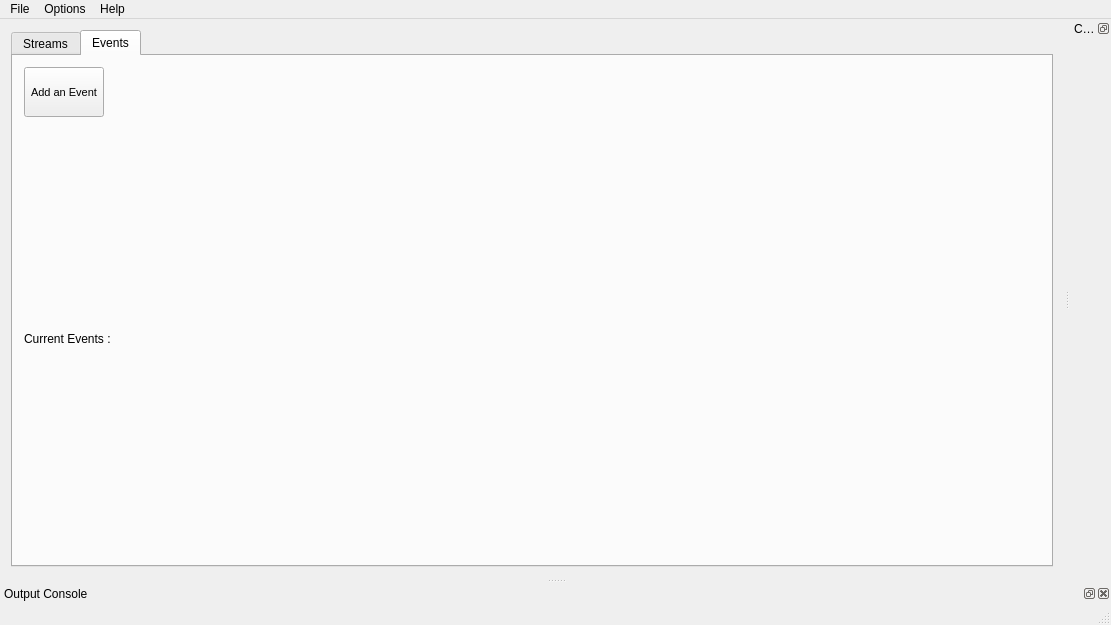
This is src/GStreamUi.ui in Globidev/GlobiStream as Qt 5 draws it before an edit. The edited form follows.
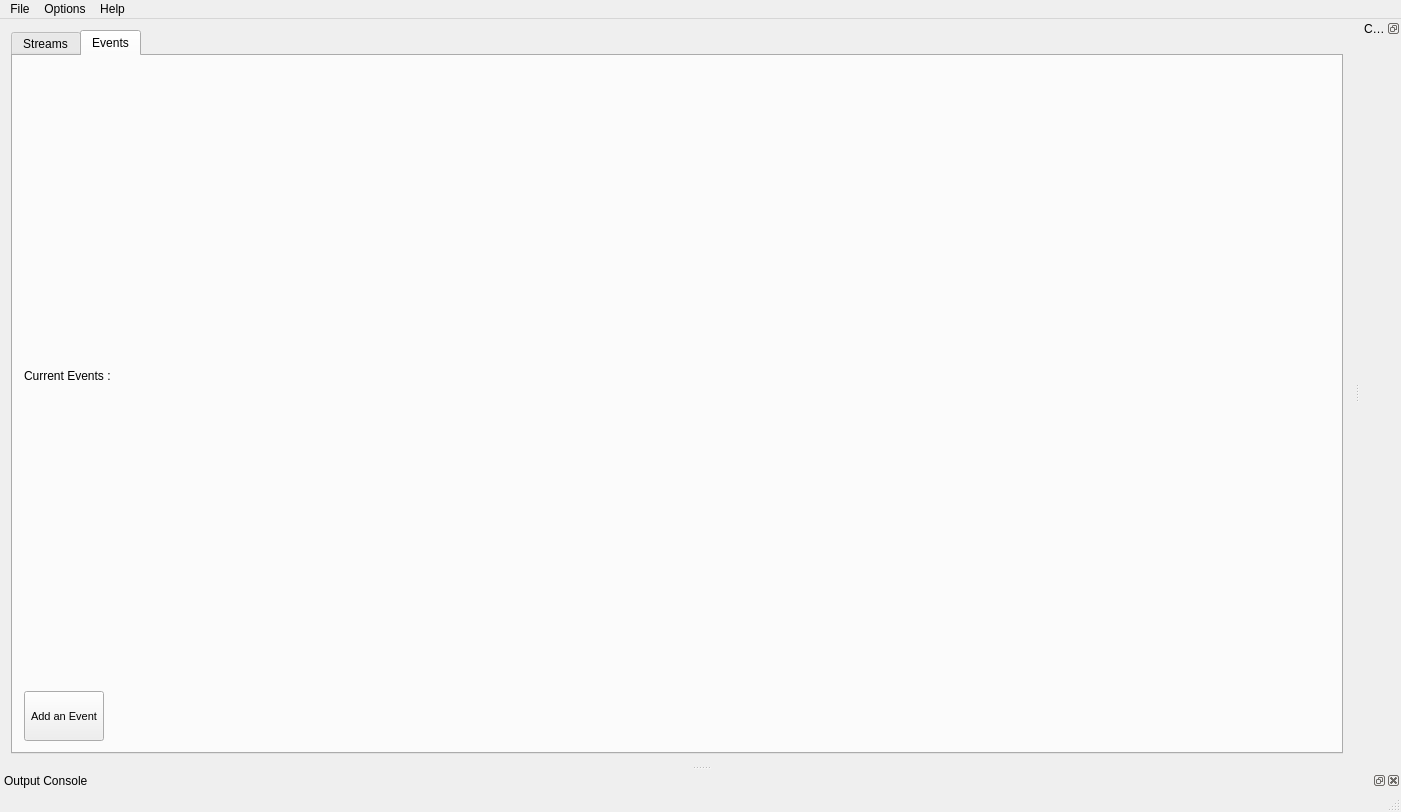
This is the edited form. The open tabs and pages were chosen to show the change.

What changed in the file:
```diff
--- a/src/GStreamUi.ui
+++ b/src/GStreamUi.ui
@@ -6,8 +6,8 @@
    <rect>
     <x>0</x>
     <y>0</y>
-    <width>1111</width>
-    <height>625</height>
+    <width>1401</width>
+    <height>812</height>
    </rect>
   </property>
   <property name="mouseTracking">
@@ -101,6 +101,13 @@
        <layout class="QVBoxLayout" name="verticalLayout_3">
         <item>
          <layout class="QVBoxLayout" name="ui_eventTableLayout">
+          <item>
+           <widget class="QLabel" name="label_3">
+            <property name="text">
+             <string>Current Events :</string>
+            </property>
+           </widget>
+          </item>
           <item>
            <layout class="QHBoxLayout" name="horizontalLayout">
             <item>
@@ -136,13 +143,6 @@
             </item>
            </layout>
           </item>
-          <item>
-           <widget class="QLabel" name="label_3">
-            <property name="text">
-             <string>Current Events :</string>
-            </property>
-           </widget>
-          </item>
          </layout>
         </item>
        </layout>
@@ -157,7 +157,7 @@
     <rect>
      <x>0</x>
      <y>0</y>
-     <width>1111</width>
+     <width>1401</width>
      <height>21</height>
     </rect>
    </property>
```
Left out of the diff: 2 changed lines with no effect on the pictures.
